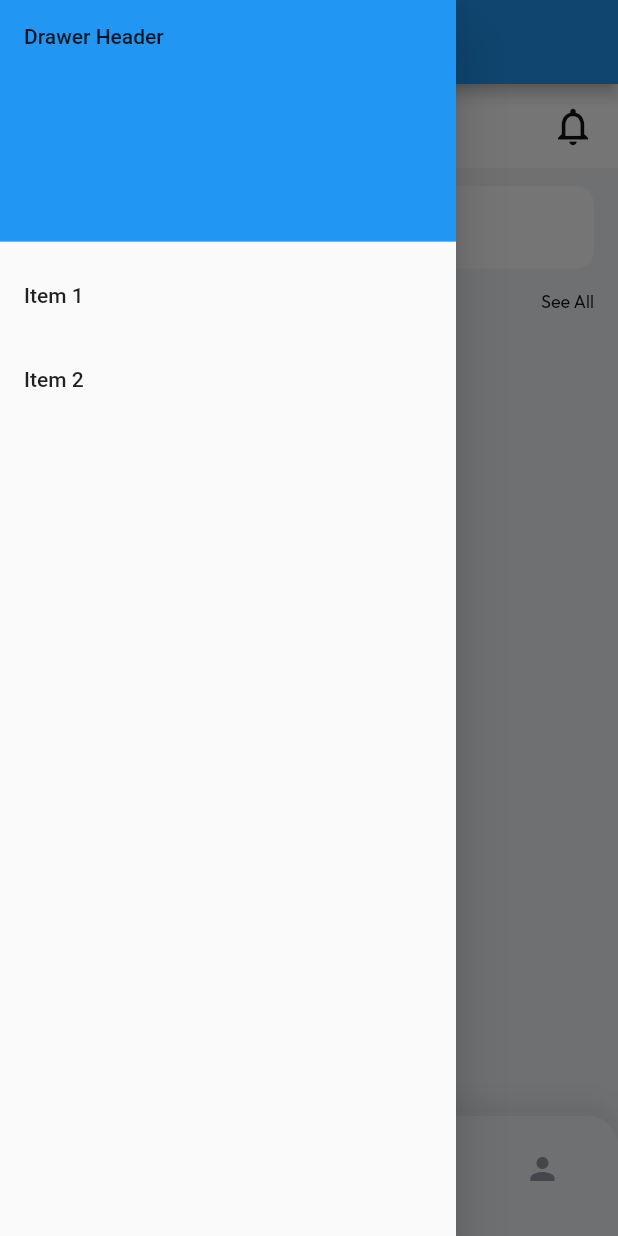
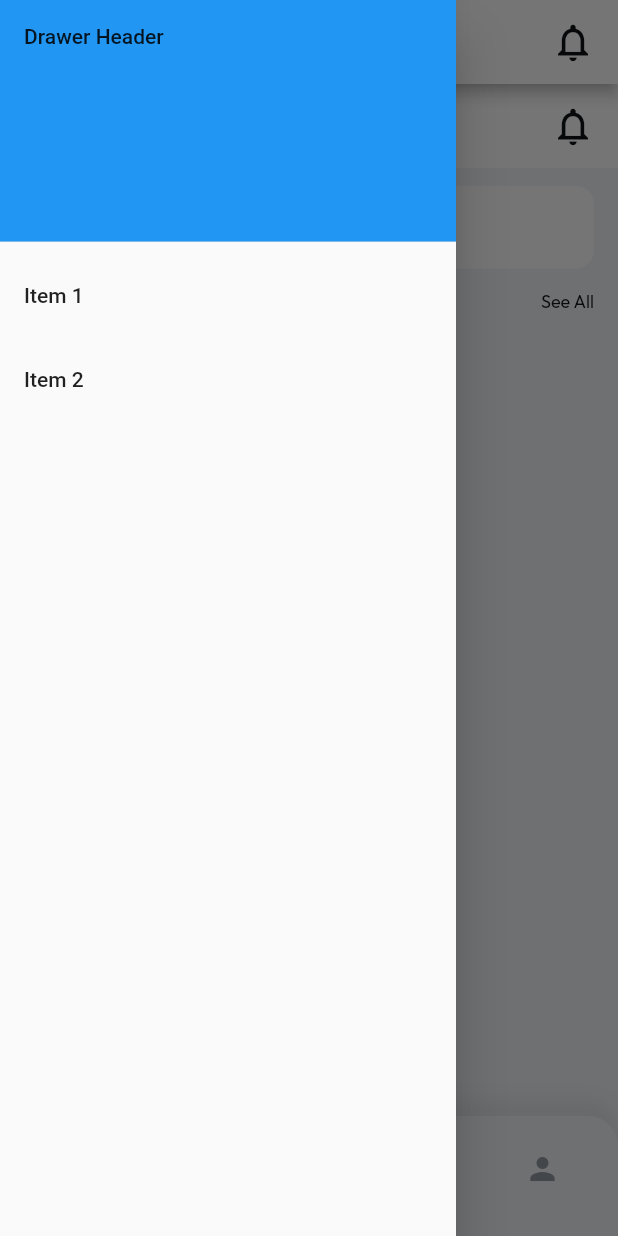
Before and after one commit to Alejogaba/App_Gestion_Prestamo_e_Inventario, a Flutter app: the screen it shows after launch, with the side drawer open, on a phone screen of 412 x 824 dp. Run offline on Flutter 3.47's test engine with Material 2 defaults, Android fonts, the phone set to English and light mode, and no system bars; drawn by our look-alikes of auto_size_text, flutter_animate; our stand-ins replace cached_network_image, easy_debounce, file_picker, flutter_signin_button, flutter_spinkit, fluttertoast and 14 more; missing offline and left inert: desktop_webview_auth, json_path, mime_type, modern_form_esys_flutter_share, network_image_search, observable and 1 more; accounts and stored records are empty.

Commit message:
Ajustes menores

```diff
--- a/lib/flutter_flow/flutter_flow_util.dart
+++ b/lib/flutter_flow/flutter_flow_util.dart
@@ -19,6 +19,7 @@ export 'dart:convert' show jsonEncode, jsonDecode;
 export 'package:intl/intl.dart';
 export 'package:page_transition/page_transition.dart';
 export 'nav/nav.dart';
+
 
 T valueOrDefault<T>(T? value, T defaultValue) =>
     (value is String && value.isEmpty) || value == null ? defaultValue : value;
@@ -154,6 +155,7 @@ dynamic getJsonField(
 bool get isAndroid => !kIsWeb && Platform.isAndroid;
 bool get isiOS => !kIsWeb && Platform.isIOS;
 bool get isWeb => kIsWeb;
+const kMobileWidthCutoff = 479.0;
 bool responsiveVisibility({
   required BuildContext context,
   bool phone = true,
@@ -162,7 +164,7 @@ bool responsiveVisibility({
   bool desktop = true,
 }) {
   final width = MediaQuery.of(context).size.width;
-  if (width < 479) {
+  if (width < kMobileWidthCutoff) {
     return phone;
   } else if (width < 767) {
     return tablet;
--- a/lib/vistas/principal/principal_widget.dart
+++ b/lib/vistas/principal/principal_widget.dart
@@ -1,13 +1,15 @@
 import 'dart:developer';
 
 import 'package:app_gestion_prestamo_inventario/entidades/categoria.dart';
+
 import 'package:app_gestion_prestamo_inventario/servicios/categoriaController.dart';
 import 'package:flutter/rendering.dart';
 
+import '../../flutter_flow/flutter_flow_util.dart';
 import '../components/nav_bar1_widget.dart';
 import '../flutter_flow/flutter_flow_icon_button.dart';
 import '../flutter_flow/flutter_flow_theme.dart';
-import '../flutter_flow/flutter_flow_util.dart';
+
 import 'package:auto_size_text/auto_size_text.dart';
 import 'package:easy_debounce/easy_debounce.dart';
 import 'package:flutter/material.dart';
@@ -43,7 +45,41 @@ class _PrincipalWidgetState extends State<PrincipalWidget> {
   @override
   Widget build(BuildContext context) {
     return Scaffold(
-      appBar: AppBar(title: Text('title')),
+      appBar: AppBar(backgroundColor: FlutterFlowTheme.of(context).secondaryBackground,
+            iconTheme:
+                IconThemeData(color: FlutterFlowTheme.of(context).primaryText),
+            automaticallyImplyLeading: !esEscritorio(context),
+            title: AutoSizeText(
+
+              'Bienvenido',
+
+              style: FlutterFlowTheme.of(context).bodyText1.override(
+                    fontFamily: FlutterFlowTheme.of(context).bodyText1Family,
+                    color: FlutterFlowTheme.of(context).primaryText,
+                    fontSize: 28,
+                    fontWeight: FontWeight.normal,
+                    useGoogleFonts: GoogleFonts.asMap().containsKey(
+                        FlutterFlowTheme.of(context).bodyText1Family),
+                  ),
+            ),
+            actions: [
+              FlutterFlowIconButton(
+                borderColor: Colors.transparent,
+                borderRadius: 30,
+                borderWidth: 1,
+                buttonSize: 60,
+                icon: Icon(
+                  Icons.notifications_none,
+                  color: FlutterFlowTheme.of(context).primaryText,
+                  size: 30,
+                ),
+                onPressed: () {
+                  print('IconButton pressed ...');
+                },
+              ),
+            ],
+            centerTitle: false,
+            elevation: 4,),
       key: scaffoldKey,
       backgroundColor: Color(0xFFF1F4F8),
       drawer: Drawer(
@@ -83,7 +119,7 @@ class _PrincipalWidgetState extends State<PrincipalWidget> {
             backgroundColor: FlutterFlowTheme.of(context).secondaryBackground,
             iconTheme:
                 IconThemeData(color: FlutterFlowTheme.of(context).primaryText),
-            automaticallyImplyLeading: false,
+            automaticallyImplyLeading: true,
             title: AutoSizeText(
 
               'Bienvenido',
@@ -332,6 +368,8 @@ class _PrincipalWidgetState extends State<PrincipalWidget> {
     );
   }
 
+
+
   Future<List<Categoria>> cargarCategorias() async {
     listCategorias = await categoriaController.getCategorias();
     for (var element in listCategorias) {
@@ -451,3 +489,6 @@ double? defTamanoImagen(screenSize) {
     return 180;
   }
 }
+
+ bool esEscritorio(BuildContext context) {return responsiveVisibility(context: context,desktop: true);
+}
```
Also changed, not shown: lib/main.dart (+4 -3 lines).
